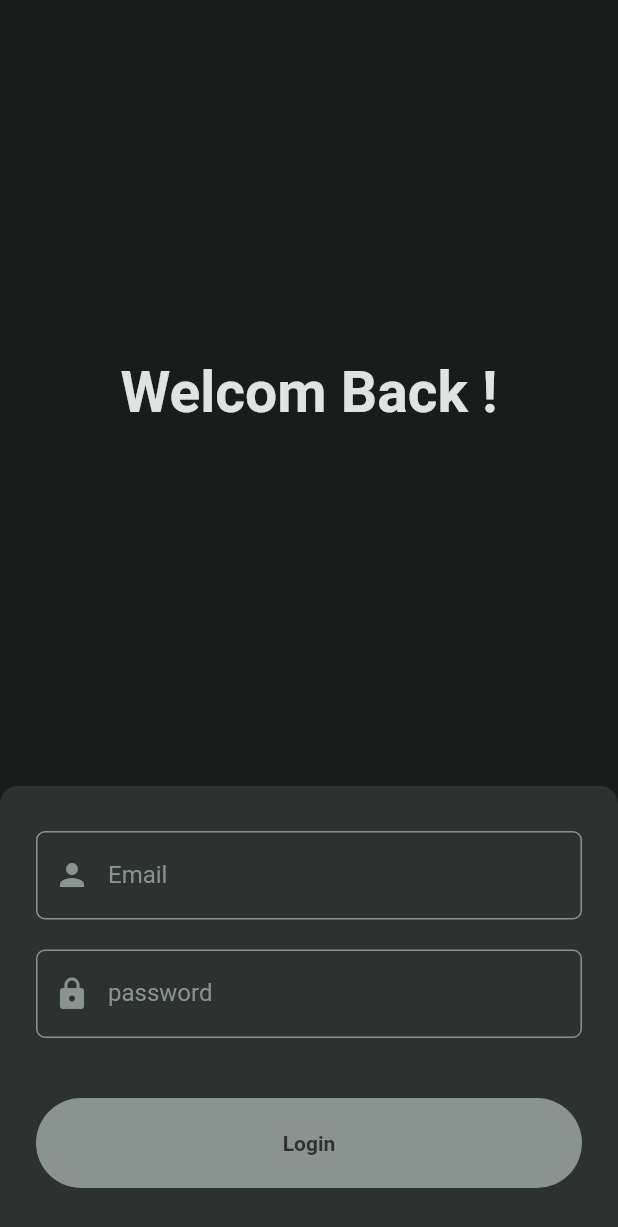
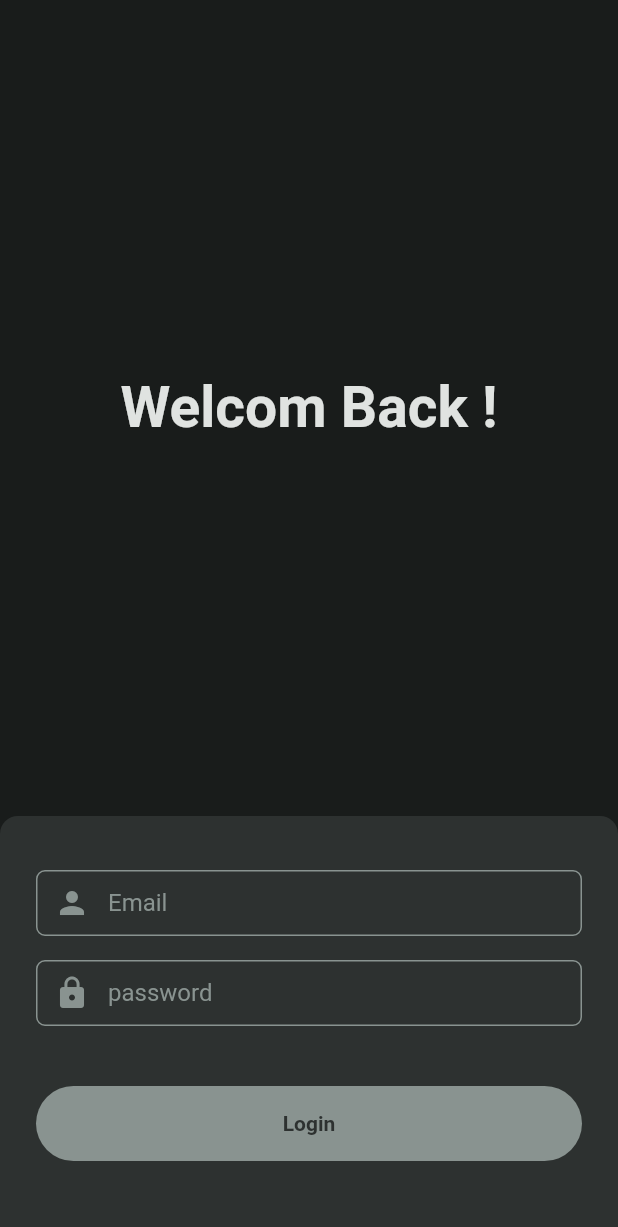
Before and after one commit to raccoon91/raccoon-investment-app, a Flutter app: the screen it shows after launch, on a phone screen of 412 x 824 dp. Shown: the top 1227 px of the screen. Run offline on Flutter 3.47's test engine with Material 2 defaults, Android fonts, the phone set to English and light mode, and no system bars; our stand-ins replace bloc, equatable, flutter_bloc, flutter_dotenv, supabase_flutter; accounts and stored records are empty.

Commit message:
feat: modify input style

```diff
--- a/lib/screen/login_screen.dart
+++ b/lib/screen/login_screen.dart
@@ -36,7 +36,7 @@ class LoginScreen extends StatelessWidget {
                     ),
                   ),
                   SizedBox(
-                    height: 300,
+                    height: 280,
                     child: BlocBuilder<AuthBloc, AuthState>(
                       builder: (context, state) {
                         if (state.status.isLoading) {
--- a/lib/widget/base/input.dart
+++ b/lib/widget/base/input.dart
@@ -3,33 +3,45 @@ import 'package:flutter/material.dart';
 class Input extends StatelessWidget {
   final String type;
   final String label;
-  final IconData icon;
   final TextEditingController controller;
+  final IconData? icon;
   final String? Function(String?)? validator;
   final bool? autoFocus;
+  final double? width;
+  final double? height;
 
   const Input({
     super.key,
     required this.type,
     required this.label,
-    required this.icon,
     required this.controller,
+    this.icon,
     this.validator,
     this.autoFocus,
+    this.width,
+    this.height,
   });
 
   @override
   Widget build(BuildContext context) {
-    return TextFormField(
+    return Container(
+      width: width,
+      height: height ?? 50,
+      padding: const EdgeInsets.only(top: 6),
+      child: TextFormField(
         autofocus: autoFocus ?? false,
         controller: controller,
-      keyboardType:
-          type == 'email' ? TextInputType.emailAddress : TextInputType.text,
+        keyboardType: type == 'email'
+            ? TextInputType.emailAddress
+            : type == "number"
+                ? TextInputType.number
+                : TextInputType.text,
         obscureText: type == 'password' ? true : false,
         validator: validator,
         decoration: InputDecoration(
           labelText: label,
-        prefixIcon: Icon(icon),
+          prefixIcon: icon != null ? Icon(icon) : null,
+        ),
       ),
     );
   }
--- a/lib/widget/login/login_form.dart
+++ b/lib/widget/login/login_form.dart
@@ -38,7 +38,7 @@ class _LoginFormState extends State<LoginForm> {
   Widget build(BuildContext context) {
     return AnimatedContainer(
       duration: const Duration(milliseconds: 300),
-      transform: Matrix4.translationValues(0, isOpen ? 0 : 300, 0),
+      transform: Matrix4.translationValues(0, isOpen ? 0 : 280, 0),
       padding: const EdgeInsets.only(top: 30, right: 24, left: 24),
       decoration: BoxDecoration(
         color: Theme.of(context).colorScheme.surface,
@@ -69,7 +69,7 @@ class _LoginFormState extends State<LoginForm> {
               icon: Icons.person,
               controller: emailController,
             ),
-            const SizedBox(height: 20),
+            const SizedBox(height: 10),
             Input(
               type: 'password',
               label: 'password',
@@ -79,7 +79,7 @@ class _LoginFormState extends State<LoginForm> {
             const SizedBox(height: 40),
             SizedBox(
               width: double.infinity,
-              height: 60,
+              height: 50,
               child: ElevatedButton(
                 onPressed: isValid
                     ? () {
```
Lines whose indentation alone changed are shown as unchanged.
